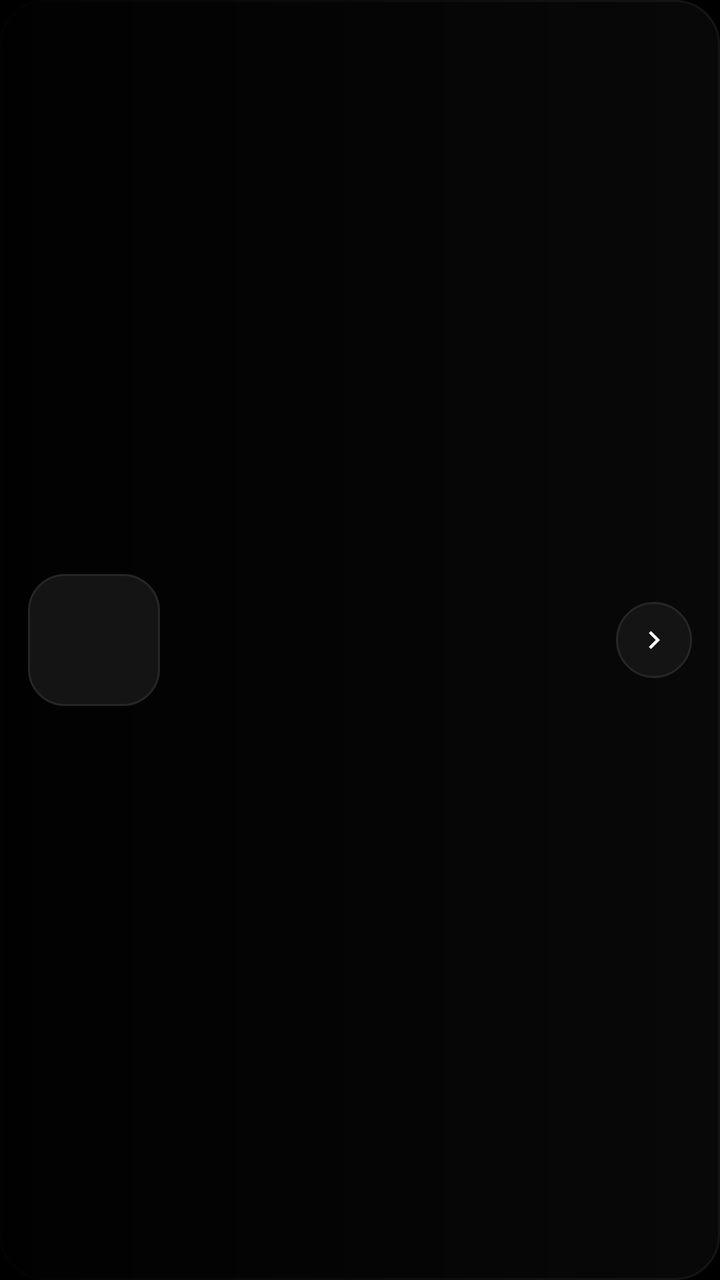
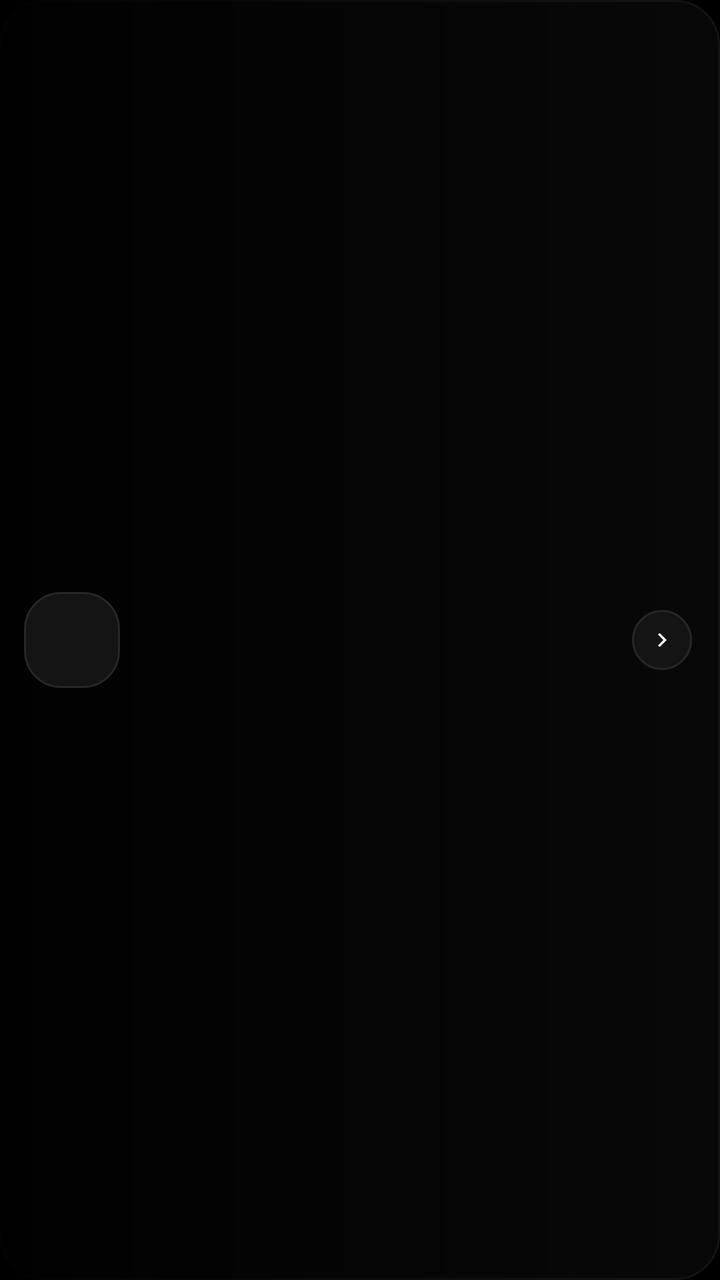

The first picture is an Android layout as it rendered before a commit; the second is the same layout after the commit. The layout source and the unified diff follow.
<!-- AndroidManifest.xml: application theme App -->
<!-- res/layout/item_lobby.xml -->
<?xml version="1.0" encoding="utf-8"?>
<FrameLayout xmlns:android="http://schemas.android.com/apk/res/android" android:layout_width="match_parent" android:layout_height="96dp" android:layout_marginBottom="12dp" android:background="@drawable/card" android:clipToOutline="true" android:foreground="?android:attr/selectableItemBackground" android:clickable="true" android:focusable="true">
    <ImageView android:id="@+id/lBg" android:layout_width="match_parent" android:layout_height="match_parent" android:scaleType="centerCrop" android:scaleX="3.4" android:scaleY="3.4" android:alpha="0.32"/>
    <View android:layout_width="match_parent" android:layout_height="match_parent" android:background="@drawable/list_fade"/>
    <LinearLayout android:layout_width="match_parent" android:layout_height="match_parent" android:orientation="horizontal" android:gravity="center_vertical" android:padding="14dp">
        <ImageView android:id="@+id/lIcon" android:layout_width="66dp" android:layout_height="66dp" android:padding="6dp" android:background="@drawable/tile"/>
        <LinearLayout android:layout_width="0dp" android:layout_height="wrap_content" android:layout_weight="1" android:orientation="vertical" android:layout_marginStart="16dp">
            <TextView android:id="@+id/lName" android:layout_width="match_parent" android:layout_height="wrap_content" android:maxLines="1" android:ellipsize="end" android:textColor="@color/text" android:textSize="18sp" android:fontFamily="sans-serif-black"/>
            <TextView android:id="@+id/lVer" android:layout_width="wrap_content" android:layout_height="wrap_content" android:layout_marginTop="3dp" android:textColor="#B0B0B0" android:textSize="12sp"/>
        </LinearLayout>
        <ImageView android:layout_width="38dp" android:layout_height="38dp" android:padding="10dp" android:src="@drawable/ic_chevron" android:background="@drawable/icon_btn"/>
    </LinearLayout>
</FrameLayout>
<!-- resources referenced by this layout -->
<resources>
  <color name="text">#FFFFFF</color>
  <!-- drawable card (drawable) -->
  <shape xmlns:android="http://schemas.android.com/apk/res/android"><solid android:color="#0E0E0E"/><corners android:radius="22dp"/><stroke android:width="1dp" android:color="#262626"/></shape>
  <!-- drawable ic_chevron (drawable) -->
  <vector xmlns:android="http://schemas.android.com/apk/res/android" android:width="24dp" android:height="24dp" android:viewportWidth="24" android:viewportHeight="24"><path android:fillColor="#FFFFFF" android:pathData="M10,6L8.59,7.41 13.17,12l-4.58,4.59L10,18l6,-6z"/></vector>
  <!-- drawable icon_btn (drawable) -->
  <ripple xmlns:android="http://schemas.android.com/apk/res/android" android:color="#33FFFFFF"><item><shape android:shape="oval"><solid android:color="#141414"/><stroke android:width="1dp" android:color="#262626"/></shape></item></ripple>
  <!-- drawable list_fade (drawable) -->
  <shape xmlns:android="http://schemas.android.com/apk/res/android"><gradient android:startColor="#F2000000" android:endColor="#73000000" android:angle="0"/></shape>
  <!-- drawable tile (drawable) -->
  <shape xmlns:android="http://schemas.android.com/apk/res/android"><solid android:color="#141414"/><corners android:radius="18dp"/><stroke android:width="1dp" android:color="#262626"/></shape>
  <style name="App" parent="@android:style/Theme.Material.NoActionBar">
          <item name="android:windowBackground">@drawable/bg_main</item>
          <item name="android:statusBarColor">@color/bg</item>
          <item name="android:navigationBarColor">@color/bg</item>
          <item name="android:colorAccent">@color/text</item>
      </style>
  <!-- drawable bg_main (drawable) -->
  <shape xmlns:android="http://schemas.android.com/apk/res/android"><solid android:color="#000000"/></shape>
  <color name="bg">#000000</color>
</resources>

<!-- the commit's change to res/layout/item_lobby.xml (unified diff, before → after) -->
@@ -1,13 +1,13 @@
 <?xml version="1.0" encoding="utf-8"?>
-<FrameLayout xmlns:android="http://schemas.android.com/apk/res/android" android:layout_width="match_parent" android:layout_height="96dp" android:layout_marginBottom="12dp" android:background="@drawable/card" android:clipToOutline="true" android:foreground="?android:attr/selectableItemBackground" android:clickable="true" android:focusable="true">
-    <ImageView android:id="@+id/lBg" android:layout_width="match_parent" android:layout_height="match_parent" android:scaleType="centerCrop" android:scaleX="3.4" android:scaleY="3.4" android:alpha="0.32"/>
+<FrameLayout xmlns:android="http://schemas.android.com/apk/res/android" android:layout_width="match_parent" android:layout_height="72dp" android:layout_marginBottom="8dp" android:background="@drawable/card" android:clipToOutline="true" android:foreground="?android:attr/selectableItemBackground" android:clickable="true" android:focusable="true">
+    <ImageView android:id="@+id/lBg" android:layout_width="match_parent" android:layout_height="match_parent" android:scaleType="centerCrop" android:scaleX="3.4" android:scaleY="3.4" android:alpha="0.30"/>
     <View android:layout_width="match_parent" android:layout_height="match_parent" android:background="@drawable/list_fade"/>
-    <LinearLayout android:layout_width="match_parent" android:layout_height="match_parent" android:orientation="horizontal" android:gravity="center_vertical" android:padding="14dp">
-        <ImageView android:id="@+id/lIcon" android:layout_width="66dp" android:layout_height="66dp" android:padding="6dp" android:background="@drawable/tile"/>
-        <LinearLayout android:layout_width="0dp" android:layout_height="wrap_content" android:layout_weight="1" android:orientation="vertical" android:layout_marginStart="16dp">
-            <TextView android:id="@+id/lName" android:layout_width="match_parent" android:layout_height="wrap_content" android:maxLines="1" android:ellipsize="end" android:textColor="@color/text" android:textSize="18sp" android:fontFamily="sans-serif-black"/>
-            <TextView android:id="@+id/lVer" android:layout_width="wrap_content" android:layout_height="wrap_content" android:layout_marginTop="3dp" android:textColor="#B0B0B0" android:textSize="12sp"/>
+    <LinearLayout android:layout_width="match_parent" android:layout_height="match_parent" android:orientation="horizontal" android:gravity="center_vertical" android:paddingStart="12dp" android:paddingEnd="14dp">
+        <ImageView android:id="@+id/lIcon" android:layout_width="48dp" android:layout_height="48dp" android:padding="4dp" android:background="@drawable/tile"/>
+        <LinearLayout android:layout_width="0dp" android:layout_height="wrap_content" android:layout_weight="1" android:orientation="vertical" android:layout_marginStart="12dp">
+            <TextView android:id="@+id/lName" android:layout_width="match_parent" android:layout_height="wrap_content" android:maxLines="1" android:ellipsize="end" android:textColor="@color/text" android:textSize="15sp" android:fontFamily="sans-serif-medium"/>
+            <TextView android:id="@+id/lVer" android:layout_width="wrap_content" android:layout_height="wrap_content" android:layout_marginTop="2dp" android:textColor="#A8A8A8" android:textSize="11sp"/>
         </LinearLayout>
-        <ImageView android:layout_width="38dp" android:layout_height="38dp" android:padding="10dp" android:src="@drawable/ic_chevron" android:background="@drawable/icon_btn"/>
+        <ImageView android:layout_width="30dp" android:layout_height="30dp" android:padding="8dp" android:src="@drawable/ic_chevron" android:background="@drawable/icon_btn"/>
     </LinearLayout>
 </FrameLayout>
